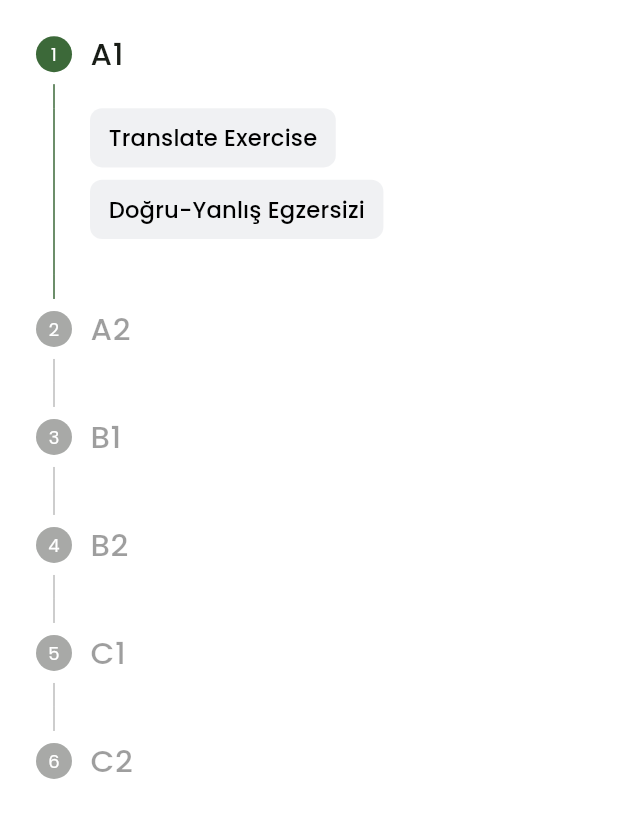
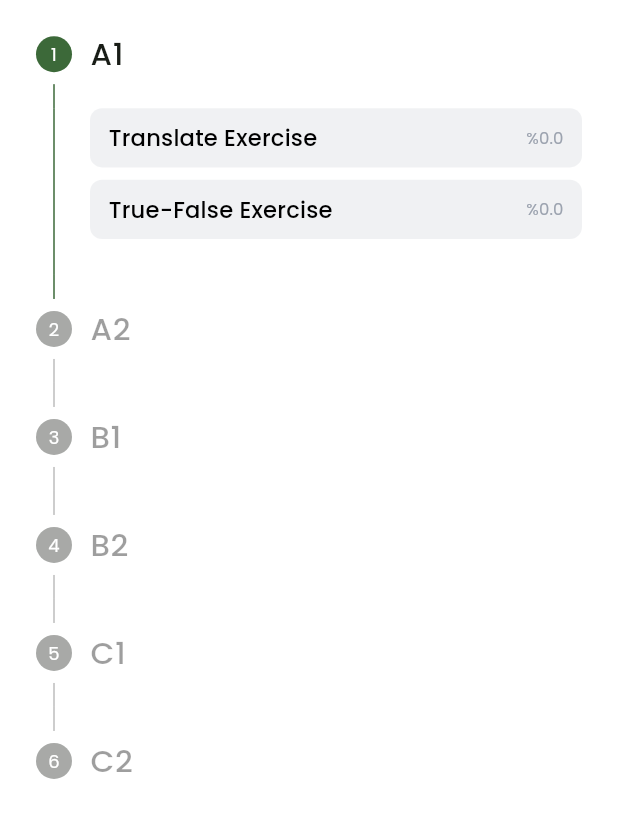
Before and after one commit to Harunn33/GorillaCards, a Flutter app: the Curriculum screen opened by its route, on a phone screen of 412 x 824 dp, the part 74-912 px from its top. Run offline on Flutter 3.47's test engine with Material 2 defaults, Android fonts, the light colour scheme and no system bars; drawn by our look-alikes of flutter_bounceable; our stand-ins replace assets_audio_player, card_swiper, connectivity_plus, csv, file_picker, flip_card and 10 more; missing offline and left inert: flutter_appauth; accounts and stored records are empty.

Commit message:
curriculum feature part-2

```diff
--- a/assets/langs/en.json
+++ b/assets/langs/en.json
@@ -77,6 +77,7 @@
   "total": "Total",
 
   "translateExerciseTitle": "Translate Exercise",
+  "trueFalseExerciseTitle": "True-False Exercise",
 
   "answeredCorrect": "You answered correct.",
   "answeredWrong": "You answered wrong.",
--- a/assets/langs/tr.json
+++ b/assets/langs/tr.json
@@ -77,6 +77,7 @@
   "total": "Toplam",
 
   "translateExerciseTitle": "Çeviri Egzersizi",
+  "trueFalseExerciseTitle": "Doğru-Yanlış Egzersizi",
 
   "answeredCorrect": "Doğru cevapladın.",
   "answeredWrong": "Yanlış cevapladın.",
--- a/lib/modules/Curriculum/Curriculum.dart
+++ b/lib/modules/Curriculum/Curriculum.dart
@@ -1,4 +1,4 @@
-// ignore_for_file: file_names
+// ignore_for_file: file_names, non_constant_identifier_names
 
 import 'package:flutter/material.dart';
 import 'package:flutter_bounceable/flutter_bounceable.dart';
@@ -20,13 +20,15 @@ class Curriculum extends GetView<CurriculumController> {
   @override
   Widget build(BuildContext context) {
     Get.put(CurriculumController());
+    controller.getCurrentStep();
     return Scaffold(
-      appBar: const CustomAppBar(
-          // backFunc: () {
-          //   controller.storage.remove("A1");
-          //   controller.storage.remove("A2");
-          //   controller.storage.remove("B1");
-          // },
+      appBar: CustomAppBar(
+        backFunc: () {
+          controller.storage.remove("A1-Translate");
+          controller.storage.remove("A1-True_False");
+          controller.storage.remove("A2");
+          controller.storage.remove("B1");
+        },
       ),
       body: Obx(
         () => Stepper(
@@ -44,83 +46,69 @@ class Curriculum extends GetView<CurriculumController> {
           controlsBuilder: (context, details) {
             return SizedBox(
               width: 100.w,
-              child: Column(
+              child: Obx(() {
+                RxDouble value1 = 0.0.obs;
+                RxDouble value2 = 0.0.obs;
+                value1.value = controller.storage.read(
+                        "${controller.getQuestionLevel(details.stepIndex)}-${QuestionType.Translate.name}") ??
+                    0.0;
+                value2.value = controller.storage.read(
+                        "${controller.getQuestionLevel(details.stepIndex)}-${QuestionType.True_False.name}") ??
+                    0.0;
+                return Column(
                   crossAxisAlignment: CrossAxisAlignment.start,
                   children: [
-                  Bounceable(
-                    onTap: () {
-                      Get.toNamed(Routes.CURRICULUMTESTPAGE, parameters: {
-                        "level": controller.getQuestionLevel(details.stepIndex),
-                        "question_type": QuestionType.Translate.name,
-                      });
+                    _CustomExerciseButton(
+                        title: AppStrings.translateExerciseTitle.tr,
+                        onTap: () => Get.toNamed(
+                              Routes.CURRICULUMTESTPAGE,
+                              parameters: {
+                                "level": controller
+                                    .getQuestionLevel(details.stepIndex),
+                                "question_type": QuestionType.Translate.name
                               },
-                    child: Container(
-                      padding: AppPaddings.h3v1Padding,
-                      decoration: BoxDecoration(
-                        color: AppColors.santasGrey.withOpacity(.15),
-                        borderRadius: AppBorderRadius.generalRadius,
                             ),
-                      child: Text(
-                        AppStrings.translateExerciseTitle.tr,
-                        style: Theme.of(context).textTheme.titleMedium,
+                        percent: value1.value),
+                    AppSpacer.h1,
+                    _CustomExerciseButton(
+                      title: AppStrings.trueFalseExerciseTitle.tr,
+                      onTap: () => Get.toNamed(
+                        Routes.CURRICULUMTESTPAGE,
+                        parameters: {
+                          "level":
+                              controller.getQuestionLevel(details.stepIndex),
+                          "question_type": QuestionType.True_False.name
+                        },
                       ),
+                      percent: value2.value,
                     ),
-                  ),
-                  AppSpacer.h1,
-                  Bounceable(
-                    onTap: () {
-                      Get.toNamed(Routes.CURRICULUMTESTPAGE, parameters: {
-                        "level": controller.getQuestionLevel(details.stepIndex),
-                        "question_type": QuestionType.True_False.name,
-                      });
-                    },
-                    child: Container(
-                      padding: AppPaddings.h3v1Padding,
-                      decoration: BoxDecoration(
-                        color: AppColors.santasGrey.withOpacity(.15),
-                        borderRadius: AppBorderRadius.generalRadius,
-                      ),
-                      child: Text(
-                        "Doğru-Yanlış Egzersizi",
-                        style: Theme.of(context).textTheme.titleMedium,
-                      ),
-                    ),
-                  ),
+                    // AppSpacer.h1,
+                    // controller.hasNext.value
+                    //     ? Bounceable(
+                    //         onTap: () {
+                    //           controller.currentStep.value += 1;
+                    //         },
+                    //         child: const Text(
+                    //           "Sonraki adıma geçebilirsin",
+                    //         ),
+                    //       )
+                    //     : const Text(
+                    //         "Sonraki adıma geçemezsin",
+                    //       ),
                   ],
-              ),
+                );
+              }),
             );
           },
-          onStepCancel: () {
-            controller.currentStep.value -= 1;
-          },
-          onStepContinue: () {
-            controller.currentStep.value += 1;
-          },
+          onStepCancel: () {},
+          onStepContinue: () {},
           steps: [
-            _CustomStepWidget(
-              "A1",
-              controller.storage.read(controller.getQuestionLevel(0)) ?? false,
-            ),
-            _CustomStepWidget(
-              "A2",
-              controller.storage.read(controller.getQuestionLevel(0)) ?? false,
-            ),
-            _CustomStepWidget(
-              "B1",
-              controller.storage.read(controller.getQuestionLevel(1)) ?? false,
-            ),
-            _CustomStepWidget(
-              "B2",
-              controller.storage.read(controller.getQuestionLevel(2)) ?? false,
-            ),
-            _CustomStepWidget(
-              "C1",
-              controller.storage.read(controller.getQuestionLevel(3)) ?? false,
-            ),
-            _CustomStepWidget(
-              "C2",
-              controller.storage.read(controller.getQuestionLevel(4)) ?? false,
-            ),
+            _CustomStepWidget("A1", controller.stepActiveStateList[0]),
+            _CustomStepWidget("A2", controller.stepActiveStateList[1]),
+            _CustomStepWidget("B1", controller.stepActiveStateList[2]),
+            _CustomStepWidget("B2", controller.stepActiveStateList[3]),
+            _CustomStepWidget("C1", controller.stepActiveStateList[4]),
+            _CustomStepWidget("C2", controller.stepActiveStateList[5]),
           ],
         ),
       ),
@@ -137,3 +125,45 @@ class Curriculum extends GetView<CurriculumController> {
     );
   }
 }
+
+class _CustomExerciseButton extends StatelessWidget {
+  const _CustomExerciseButton({
+    required this.title,
+    required this.onTap,
+    required this.percent,
+  });
+
+  final String title;
+  final void Function() onTap;
+  final double percent;
+
+  @override
+  Widget build(BuildContext context) {
+    return Bounceable(
+      onTap: onTap,
+      child: Container(
+        padding: AppPaddings.h3v1Padding,
+        decoration: BoxDecoration(
+          color: AppColors.santasGrey.withOpacity(.15),
+          borderRadius: AppBorderRadius.generalRadius,
+        ),
+        child: Row(
+          mainAxisAlignment: MainAxisAlignment.spaceBetween,
+          children: [
+            Expanded(
+              child: Text(
+                title,
+                style: Theme.of(context).textTheme.titleMedium,
+              ),
+            ),
+            AppSpacer.w1,
+            Text(
+              "%$percent",
+              style: Theme.of(context).textTheme.titleSmall,
+            ),
+          ],
+        ),
+      ),
+    );
+  }
+}
--- a/lib/modules/CurriculumTestPage/CurriculumTestPageController.dart
+++ b/lib/modules/CurriculumTestPage/CurriculumTestPageController.dart
@@ -31,6 +31,9 @@ class CurriculumTestPageController extends GetxController {
       Get.find<CurriculumController>();
 
   final parameters = Get.parameters;
+
+  RxInt correctCount = 0.obs;
+  RxInt wrongCount = 0.obs;
 
   @override
   void onInit() {
@@ -83,6 +86,7 @@ class CurriculumTestPageController extends GetxController {
         message: AppStrings.answeredCorrect.tr,
         bg: AppColors.dustyGreen,
       );
+      correctCount.value += 1;
     } else {
       flipCardController.state?.toggleCard();
       PlaySounds.wrong();
@@ -96,6 +100,7 @@ class CurriculumTestPageController extends GetxController {
         title: AppStrings.error.tr,
         message: AppStrings.answeredWrong.tr,
       );
+      wrongCount.value += 1;
     }
   }
 
--- a/lib/shared/constants/strings.dart
+++ b/lib/shared/constants/strings.dart
@@ -93,6 +93,7 @@ class AppStrings {
 
   // CURRICULUM
   static const String translateExerciseTitle = "translateExerciseTitle";
+  static const String trueFalseExerciseTitle = "trueFalseExerciseTitle";
 
   // CURRICULUM TEST PAGE
   static const String answeredCorrect = "answeredCorrect";
```
Also changed, not shown: lib/modules/Curriculum/CurruiculumController.dart (+18 -29 lines), lib/modules/DeckDetail/DeckDetail.dart (+5 -7 lines), lib/shared/methods/CustomRawSnackbar.dart (+27 -2 lines), 4 other files. Lines whose indentation alone changed are shown as unchanged.
